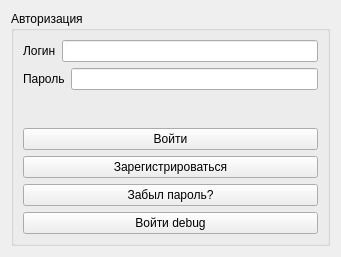
Above: client/users/ui_files/login.ui from KorvinThePoet/A2A before the change. Below: the same form after it.
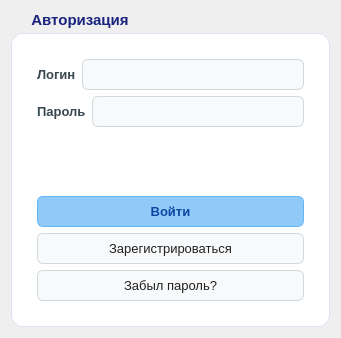
That is the form after the change.

```diff
--- a/client/users/ui_files/login.ui
+++ b/client/users/ui_files/login.ui
@@ -1,18 +1,98 @@
 <?xml version="1.0" encoding="UTF-8"?>
 <ui version="4.0">
- <class>Form</class>
- <widget class="QWidget" name="Form">
+ <class>loginCard</class>
+ <widget class="QWidget" name="loginCard">
   <property name="geometry">
    <rect>
     <x>0</x>
     <y>0</y>
     <width>341</width>
-    <height>257</height>
+    <height>338</height>
    </rect>
   </property>
   <property name="windowTitle">
    <string>Form</string>
   </property>
+  <property name="styleSheet">
+   <string notr="true">/* Мягкий светлый градиент всего окна входа */
+QWidget#loginCard {
+    background: qlineargradient(x1:0, y1:0, x2:1, y2:1, 
+                stop:0 #f5f7fa, stop:1 #e4ebf5);
+}
+
+/* Белая карточка формы (QGroupBox) */
+QWidget#loginCard QGroupBox {
+    background-color: #ffffff;
+    border: 1px solid #dbe4f0;
+    border-radius: 12px;
+    margin-top: 22px;
+    padding: 16px;
+    font-size: 15px;
+    font-weight: bold;
+    color: #1a237e;
+}
+
+/* Заголовок &quot;Авторизация&quot; */
+QWidget#loginCard QGroupBox::title {
+    subcontrol-origin: margin;
+    subcontrol-position: top left;
+    left: 12px;
+    padding: 0 6px;
+    color: #1a237e;
+}
+
+/* Подписи полей (Логин, Пароль) */
+QWidget#loginCard QLabel {
+    background-color: transparent;
+    color: #37474f;
+    font-size: 13px;
+    font-weight: bold;
+}
+
+/* Поля ввода логина и пароля */
+QWidget#loginCard QLineEdit {
+    background-color: #f8f9fa;
+    color: #212121;
+    border: 1px solid #cfd8dc;
+    border-radius: 6px;
+    padding: 6px 10px;
+    font-size: 13px;
+}
+
+QWidget#loginCard QLineEdit:focus {
+    border: 1px solid #64b5f6;
+    background-color: #ffffff;
+}
+
+/* Второстепенные кнопки (Зарегистрироваться, Забыл пароль?, Войти debug) */
+QWidget#loginCard QPushButton {
+    background-color: #f8f9fa;
+    color: #212121;
+    border: 1px solid #cfd8dc;
+    border-radius: 6px;
+    padding: 7px 14px;
+    font-size: 13px;
+}
+
+QWidget#loginCard QPushButton:hover {
+    background-color: #e3f2fd;
+    border: 1px solid #90caf9;
+    color: #0d47a1;
+}
+
+/* Главная голубая кнопка &quot;Войти&quot; (убедитесь, что её objectName = login_btn) */
+QWidget#loginCard QPushButton#login_btn {
+    background-color: #90caf9;
+    color: #0d47a1;
+    border: 1px solid #64b5f6;
+    font-weight: bold;
+}
+
+QWidget#loginCard QPushButton#login_btn:hover {
+    background-color: #64b5f6;
+}
+</string>
+  </property>
   <layout class="QHBoxLayout" name="horizontalLayout_3">
    <item>
     <widget class="QGroupBox" name="groupBox">
@@ -88,13 +168,6 @@
           </property>
          </widget>
         </item>
-        <item>
-         <widget class="QPushButton" name="pushButton_4">
-          <property name="text">
-           <string>Войти debug</string>
-          </property>
-         </widget>
-        </item>
        </layout>
       </item>
      </layout>
```
